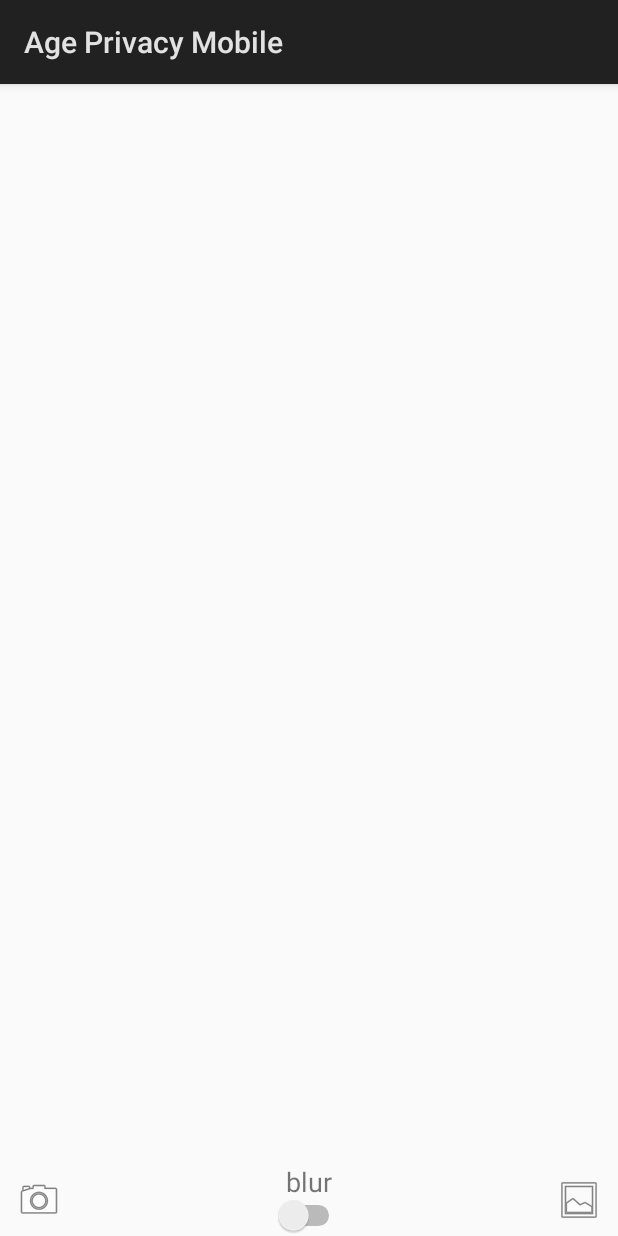
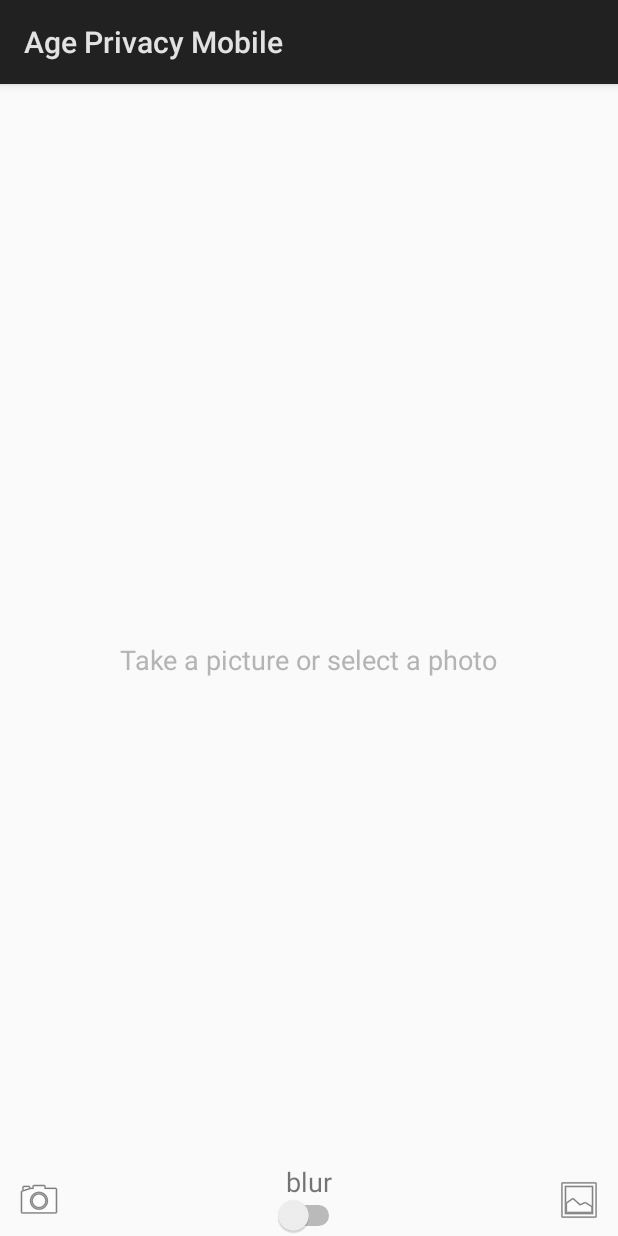
Before and after one commit to parasmehta/patronus, an Android app: the screen it shows after launch (MainActivity), on a phone screen of 412 x 824 dp. Run offline under Robolectric (Android 15) with nearby library versions, the phone set to English and light mode, and no system bars; libraries missing offline, so code that uses them is left out: com.microsoft.projectoxford.

Commit message:
Add guidance text to welcome screen

```diff
--- a/app/src/main/res/layout/activity_main.xml
+++ b/app/src/main/res/layout/activity_main.xml
@@ -1,6 +1,17 @@
 <RelativeLayout xmlns:android="http://schemas.android.com/apk/res/android"
     xmlns:tools="http://schemas.android.com/tools" tools:context=".MainActivity"
     android:layout_width="match_parent" android:layout_height="match_parent">
+
+    <TextView
+        android:id="@+id/textView"
+        android:layout_width="wrap_content"
+        android:layout_height="wrap_content"
+        android:layout_centerInParent="true"
+        android:fontFamily="sans-serif"
+        android:text="Take a picture or select a photo"
+        android:textAlignment="center"
+        android:textSize="18sp"
+        android:textColor="#b4b4b4"/>
 
     <ImageView
         android:layout_width="match_parent"
```
